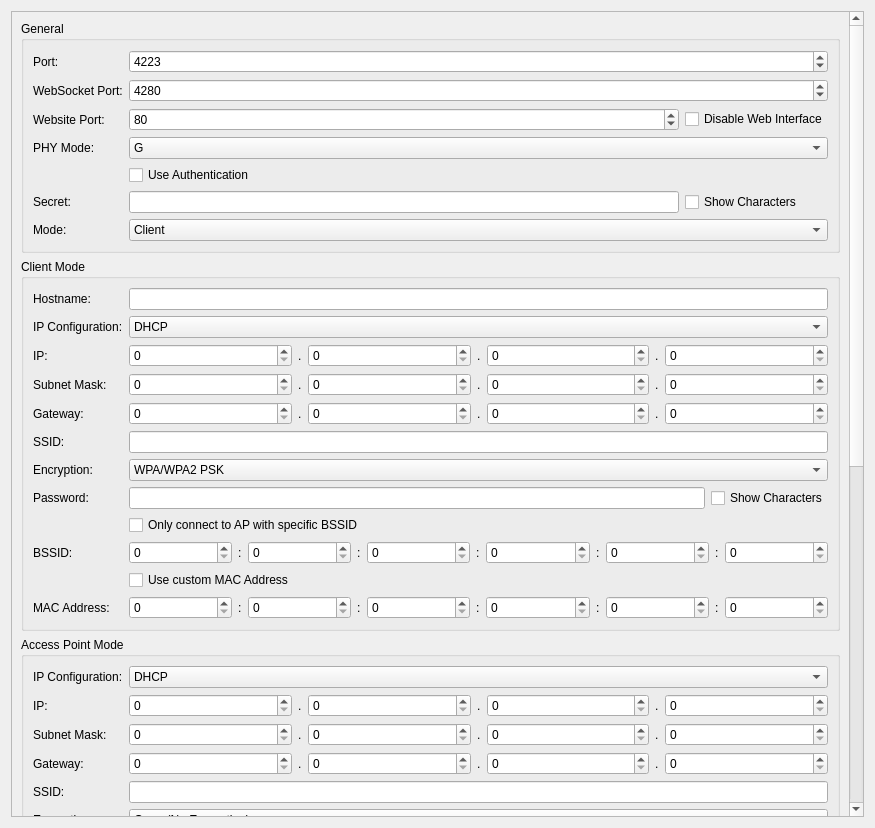
Tinkerforge/brickv, file src/brickv/plugin_system/plugins/master/ui/wifi2.ui: the form before one commit.
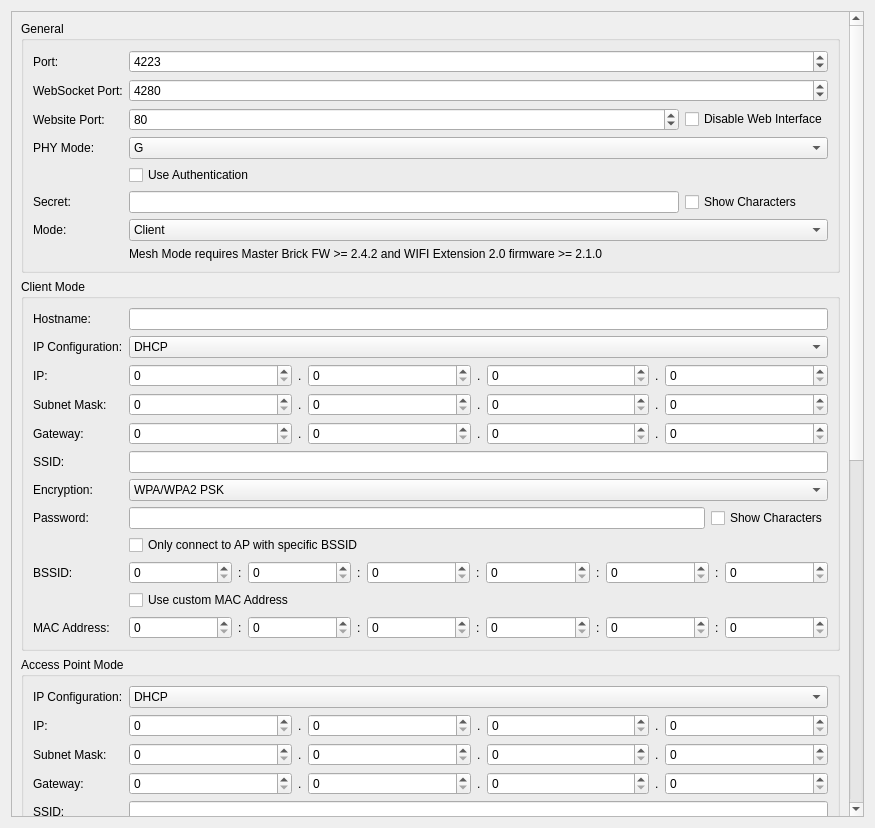
The form after the commit. Custom widgets are drawn as their Qt base class.

Commit message: wifi2: Add mesh version hint

What changed in the file:
```diff
--- a/src/brickv/plugin_system/plugins/master/ui/wifi2.ui
+++ b/src/brickv/plugin_system/plugins/master/ui/wifi2.ui
@@ -23,9 +23,9 @@
       <property name="geometry">
        <rect>
         <x>0</x>
-        <y>-868</y>
-        <width>842</width>
-        <height>1676</height>
+        <y>0</y>
+        <width>839</width>
+        <height>1655</height>
        </rect>
       </property>
       <layout class="QVBoxLayout" name="verticalLayout">
@@ -2093,6 +2093,16 @@
                 </item>
                </widget>
               </item>
+              <item row="7" column="1" colspan="2">
+               <widget class="QLabel" name="label_mesh_hint">
+                <property name="text">
+                 <string>Mesh Mode requires Master Brick FW &gt;= 2.4.2 and WIFI Extension 2.0 firmware &gt;= 2.1.0</string>
+                </property>
+                <property name="wordWrap">
+                 <bool>true</bool>
+                </property>
+               </widget>
+              </item>
              </layout>
             </item>
            </layout>
```
Left out of the diff: 6 changed lines with no effect on the pictures. The commit also changes 1 other file.
